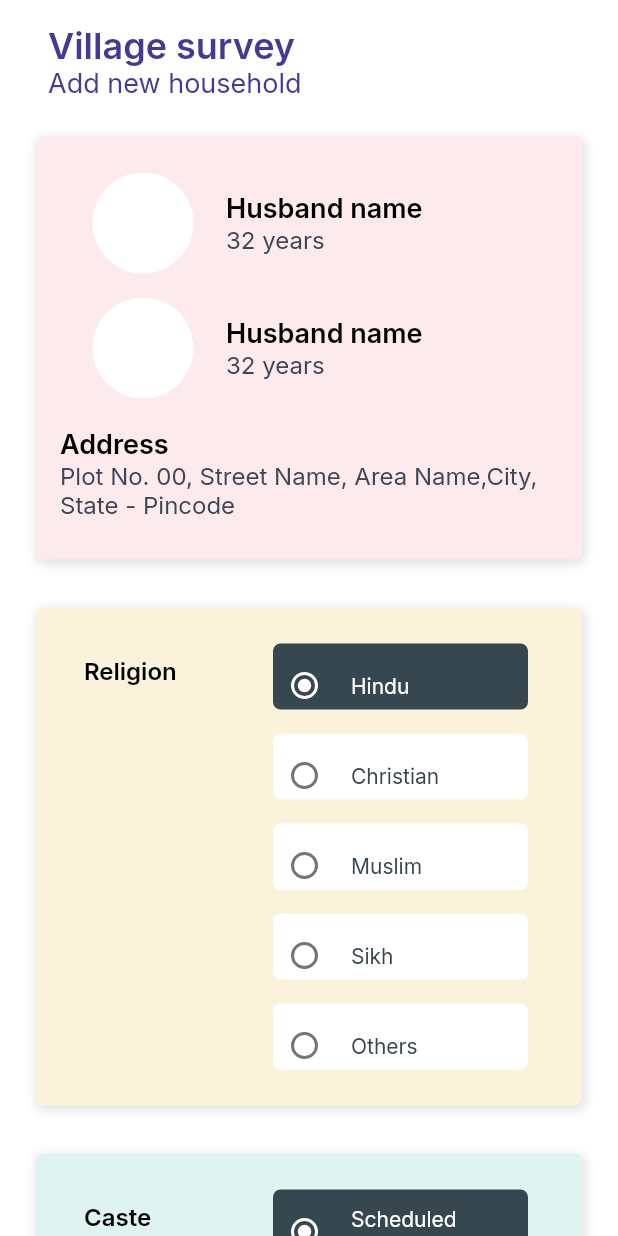
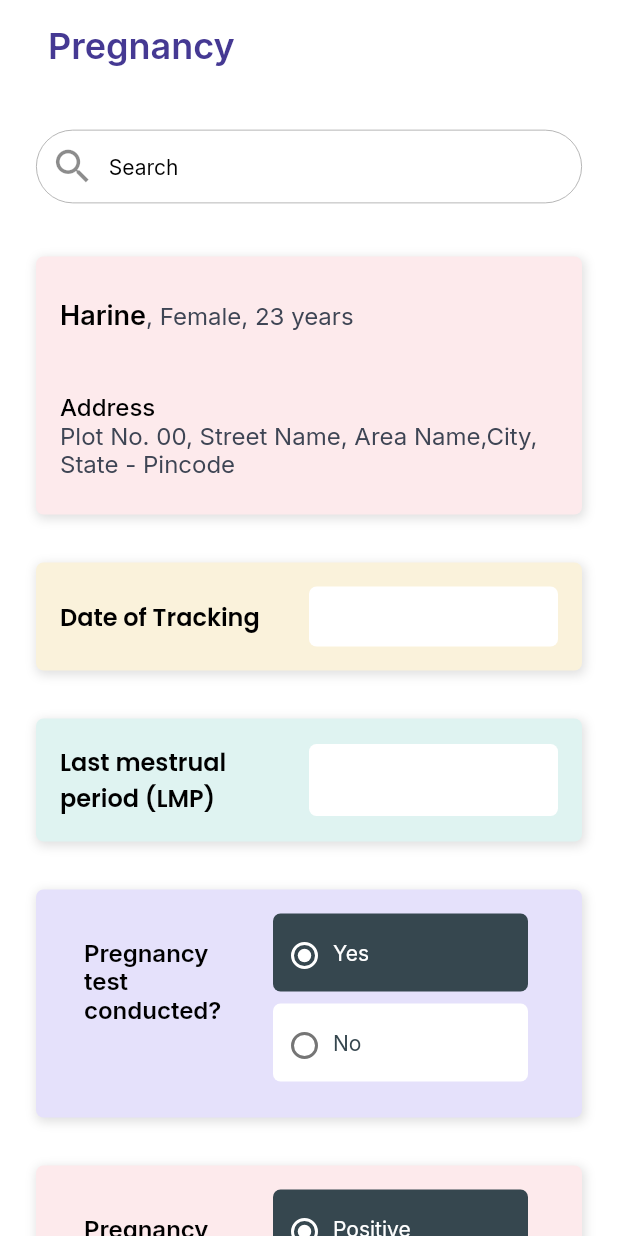
Before and after one commit to triviaGroups/janam, a Flutter app: the screen it shows after launch, on a phone screen of 412 x 824 dp. Run offline on Flutter 3.47's test engine with Material 2 defaults, Android fonts, the phone set to English and light mode, and no system bars; our stand-ins replace dropdown_button2, firebase_auth, firebase_core, font_awesome_flutter, google_fonts; accounts and stored records are empty.

Commit message:
Saturday 1

```diff
--- /dev/null
+++ b/lib/RMNCH/pregnancy.dart
@@ -0,0 +1,279 @@
+import 'package:flutter/material.dart';
+import 'package:google_fonts/google_fonts.dart';
+import 'package:janam/Widgets/button.dart';
+import 'package:janam/Widgets/chechboxContainer.dart';
+import 'package:janam/Widgets/container.dart';
+import 'package:janam/Widgets/incDecContainer.dart';
+import 'package:janam/Widgets/radioContainer.dart';
+import 'package:janam/Widgets/search.dart';
+import 'package:janam/Widgets/topic.dart';
+import 'package:janam/constants/color_constants.dart';
+
+class Pregnancy extends StatefulWidget {
+  const Pregnancy({Key? key}) : super(key: key);
+
+  @override
+  _PregnancyState createState() => _PregnancyState();
+}
+
+class _PregnancyState extends State<Pregnancy> {
+  int a = 0;
+  @override
+  Widget build(BuildContext context) {
+    return SafeArea(
+        child: Scaffold(
+      backgroundColor: white,
+      body: SingleChildScrollView(
+        child: Column(
+          children: [
+            const SizedBox(
+              height: 16,
+            ),
+            topic("Pregnancy", ""),
+            Search(),
+            Cont(
+                child: Column(
+                  children: [
+                    Expanded(
+                        child: Row(
+                      children: [
+                        Text(
+                          "Harine",
+                          style: GoogleFonts.inter(
+                              fontSize: 18,
+                              fontWeight: FontWeight.w600,
+                              color: black),
+                        ),
+                        Text(
+                          ", Female, 23 years",
+                          style: GoogleFonts.inter(
+                              fontSize: 16,
+                              fontWeight: FontWeight.w400,
+                              color: txt),
+                        ),
+                      ],
+                    )),
+                    Expanded(
+                        flex: 2,
+                        child: Column(
+                          mainAxisAlignment: MainAxisAlignment.center,
+                          crossAxisAlignment: CrossAxisAlignment.start,
+                          children: [
+                            Text(
+                              "\nAddress",
+                              style: GoogleFonts.inter(
+                                  fontSize: 16,
+                                  fontWeight: FontWeight.w500,
+                                  color: black),
+                            ),
+                            Text(
+                              "Plot No. 00, Street Name, Area Name,City, State - Pincode",
+                              style: GoogleFonts.inter(
+                                  fontSize: 16,
+                                  fontWeight: FontWeight.w400,
+                                  color: txt),
+                              maxLines: 2,
+                              softWrap: true,
+                            ),
+                          ],
+                        )),
+                  ],
+                ),
+                height: 140,
+                color: colors[(a++) % 4]),
+            Cont(
+                child: Row(
+                  crossAxisAlignment: CrossAxisAlignment.center,
+                  children: [
+                    Expanded(
+                      child: Container(
+                        alignment: Alignment.centerLeft,
+                        padding: const EdgeInsets.only(right: 8),
+                        child: Text(
+                          "Date of Tracking",
+                          style: GoogleFonts.poppins(
+                              fontSize: 16,
+                              fontWeight: FontWeight.w600,
+                              color: black),
+                        ),
+                      ),
+                    ),
+                    Expanded(
+                      child: Container(
+                        decoration: BoxDecoration(
+                            color: white,
+                            borderRadius: BorderRadius.circular(5)),
+                        child: TextFormField(
+                          onChanged: (val) {},
+                          decoration: InputDecoration(
+                            contentPadding:
+                                EdgeInsets.only(left: 10, right: 10),
+                            border: InputBorder.none,
+                          ),
+                          style: GoogleFonts.inter(fontSize: 14, color: black),
+                        ),
+                      ),
+                    ),
+                  ],
+                ),
+                height: 40,
+                color: colors[(a++) % 4]),
+            Cont(
+                child: Row(
+                  crossAxisAlignment: CrossAxisAlignment.center,
+                  children: [
+                    Expanded(
+                      child: Container(
+                        alignment: Alignment.centerLeft,
+                        padding: const EdgeInsets.only(right: 8),
+                        child: Text(
+                          "Last mestrual period (LMP)",
+                          maxLines: 2,
+                          style: GoogleFonts.poppins(
+                              fontSize: 16,
+                              fontWeight: FontWeight.w600,
+                              color: black),
+                        ),
+                      ),
+                    ),
+                    Expanded(
+                      child: Container(
+                        decoration: BoxDecoration(
+                            color: white,
+                            borderRadius: BorderRadius.circular(5)),
+                        child: TextFormField(
+                          onChanged: (val) {},
+                          decoration: InputDecoration(
+                            contentPadding:
+                                EdgeInsets.only(left: 10, right: 10),
+                            border: InputBorder.none,
+                          ),
+                          style: GoogleFonts.inter(fontSize: 14, color: black),
+                        ),
+                      ),
+                    ),
+                  ],
+                ),
+                height: 50,
+                color: colors[(a++) % 4]),
+            radioContainer(
+              name: "Pregnancy test conducted?",
+              num: 2,
+              item: const ["Yes", "No"],
+              height: 120,
+              a: (a++) % 4,
+            ),
+            radioContainer(
+              name: "Pregnancy test result",
+              num: 2,
+              item: const ["Positive", "Negative"],
+              height: 120,
+              a: (a++) % 4,
+            ),
+            radioContainer(
+              name: "JSY beneficiary",
+              num: 2,
+              item: const ["Yes", "No"],
+              height: 120,
+              a: (a++) % 4,
+            ),
+            CheckBoxCont(
+              name: "Past history of illness",
+              item: const ["Tuberculosis (TB)","Diabetes mellitus (DM)","Hypertension","Heart disease","Epilepsy","Sexually Transmitted disease","HIV","Hepatisis B","Asthma","Other"],
+              height: 700,
+              a: (a++) % 4,
+            ),
+            radioContainer(
+              name: "Blood grouping",
+              num: 9,
+              item: const [
+                "A +ve",
+                "A -ve",
+                "B +ve",
+                "B -ve",
+                "AB +ve",
+                "AB -ve",
+                "O +ve",
+                "O -ve",
+                "Not done"
+              ],
+              height: 500,
+              a: (a++) % 4,
+            ),
+            CheckBoxCont(
+              name: "If Gravida 2 \n\nComplications in previous pregnancy",
+              item: const ["Convulsions","APH","PIH","Repeated abortions","Stillbirth","Congenital anomaly","Cesearean section","Blood transfusion","Twin pregnancy","Obstructed labour","PPH","Any other"],
+              height: 848,
+              a: (a++) % 4,
+            ),
+            radioContainer(
+              name: "If Gravida 2\n\nOutcome of last pregnancy",
+              num: 3,
+              item: const ["Live birth", "Strillbirth", "Abortion"],
+              height: 200,
+              a: (a++) % 4,
+            ),
+            radioContainer(
+              name: "Expected facility for delivery",
+              num: 10,
+              item: const [
+                "District hospital",
+                "Other Govt. hospital",
+                "Accredited private hospital",
+                "Other private hospital",
+                "Home",
+                "Sub district hospital",
+                "Medical college hospital",
+                "Sub centre",
+                "PHC",
+                "CHC"
+              ],
+              height: 600,
+              a: (a++) % 4,
+            ),
+            radioContainer(
+              name: "VDRL / RPR Test",
+              num: 3,
+              item: const ["Positive", "Negative", "Test not done"],
+              height: 180,
+              a: (a++) % 4,
+            ),
+            radioContainer(
+              name: "HIV",
+              num: 3,
+              item: const ["Positive", "Negative", "Test not done"],
+              height: 180,
+              a: (a++) % 4,
+            ),
+            Padding(
+              padding: const EdgeInsets.symmetric(horizontal: 24),
+              child: incDec(
+                color: colors[(a++) % 4],
+                name: "Current weight (kg)",
+                count: "0",
+                height: 60,
+              ),
+            ),
+            Padding(
+              padding: const EdgeInsets.symmetric(horizontal: 24),
+              child: incDec(
+                color: colors[(a++) % 4],
+                name: "Height (cm)",
+                count: "0",
+                height: 60,
+              ),
+            ),
+            const SizedBox(
+              height: 32,
+            ),
+            Button("Register"),
+            const SizedBox(
+              height: 16,
+            ),
+
+          ],
+        ),
+      ),
+    ));
+  }
+}
--- a/lib/Village Survey/page3.dart
+++ b/lib/Village Survey/page3.dart
@@ -2,10 +2,8 @@ import 'package:flutter/material.dart';
 import 'package:google_fonts/google_fonts.dart';
 import 'package:janam/Widgets/button.dart';
 import 'package:janam/Widgets/container.dart';
-import 'package:janam/Widgets/heading.dart';
 import 'package:janam/Widgets/incDecContainer.dart';
 import 'package:janam/Widgets/radioContainer.dart';
-import 'package:janam/Widgets/radiobutton.dart';
 import 'package:janam/Widgets/topic.dart';
 import 'package:janam/constants/color_constants.dart';
 
--- /dev/null
+++ b/lib/Widgets/chechboxContainer.dart
@@ -0,0 +1,92 @@
+import 'package:flutter/material.dart';
+import 'package:google_fonts/google_fonts.dart';
+import 'package:janam/Widgets/container.dart';
+import 'package:janam/constants/color_constants.dart';
+
+class CheckBoxCont extends StatefulWidget {
+  final int a;
+  final String name;
+  final List<String> item;
+  final double height;
+  const CheckBoxCont(
+      {Key? key,
+      required this.a,
+      required this.name,
+      required this.item,
+      required this.height,})
+      : super(key: key);
+
+  @override
+  _CheckBoxContState createState() => _CheckBoxContState();
+}
+
+class _CheckBoxContState extends State<CheckBoxCont> {
+  List<bool> status = [false,false,false,false,false,false,false,false,false,false,false,false,false,false,false,false,false,false,];
+  @override
+  Widget build(BuildContext context) {
+    return Cont(
+        child: Padding(
+          padding: EdgeInsets.symmetric(horizontal: 16),
+          child: Row(
+            mainAxisAlignment: MainAxisAlignment.center,
+            crossAxisAlignment: CrossAxisAlignment.center,
+            children: [
+              Expanded(
+                  flex: 1,
+                  child: Container(
+                    alignment: Alignment.topLeft,
+                    padding: const EdgeInsets.only(top: 16),
+                    child: Text(
+                      widget.name,
+                      style: GoogleFonts.inter(
+                          fontSize: 16,
+                          fontWeight: FontWeight.w600,
+                          color: black),
+                    ),
+                  )),
+              Expanded(
+                  flex: 2,
+                  child: ListView.builder(
+                    itemCount: widget.item.length,
+                      itemBuilder: ((context, index) {
+                    return Row(
+                      children: [
+                        Checkbox(
+                          checkColor: white,
+                          activeColor:hTxt,
+                          value: status[index],
+                          onChanged: (value) {
+                            setState(() {
+                              status[index] = value!;
+                            });
+                          },
+                        ),
+                        Container(
+                          margin: EdgeInsets.symmetric(vertical: 8),
+                          decoration: BoxDecoration(
+                            borderRadius: BorderRadius.circular(5),
+                            color: white,
+                          ),
+                          width:150,
+                          alignment: Alignment.centerLeft,
+                          padding: EdgeInsets.symmetric(
+                              horizontal: 16, vertical: 16),
+                          child: Text(widget.item[index],
+                              textAlign: TextAlign.start,
+                              softWrap: true,
+                              maxLines: 2,
+                              style: GoogleFonts.inter(
+                                fontSize: 14,
+                                color: hTxt,
+                              )),
+                        ),
+                      ],
+                    );
+                  }))),
+            ],
+          ),
+        ),
+        height: widget.height,
+        color: colors[widget.a]);
+  }
+}
--- a/lib/Widgets/radiobutton.dart
+++ b/lib/Widgets/radiobutton.dart
@@ -24,13 +24,13 @@ class _RadioButtonState extends State<RadioButton> {
         for (int i = 1; i <= widget.num; i++)
           Expanded(
             child: Container(
-              margin: EdgeInsets.only(top: 8,bottom: 8,left: 6,right: 4),
+              margin: EdgeInsets.only(bottom: 8,left: 6,right: 4),
               decoration: BoxDecoration(
                   color: _value == i ? hTxt : white,
                   borderRadius: BorderRadius.circular(5)),
               child: ListTile(
                 title: Transform.translate(
-                  offset: Offset(-20, 0),
+                  offset: Offset(-32, -2),
                   child: Text(widget.items[i - 1],
                       textAlign: TextAlign.start,
                       softWrap: true,
--- a/lib/main.dart
+++ b/lib/main.dart
@@ -2,6 +2,7 @@ import 'package:firebase_auth/firebase_auth.dart';
 import 'package:firebase_core/firebase_core.dart';
 import 'package:flutter/material.dart';
 import 'package:flutter/services.dart';
+import 'package:janam/RMNCH/pregnancy.dart';
 import 'package:janam/Village%20Survey/page2.dart';
 import 'package:janam/Village%20Survey/page3.dart';
 import 'package:janam/constants/color_constants.dart';
@@ -75,7 +76,7 @@ class _FireBaseInitializationState extends State<FireBaseInitialization> {
 
                       if (streamSnapshot.connectionState ==
                           ConnectionState.active) {
-                        return const vPage3();
+                        return const Pregnancy();
                       }
 
                       return Scaffold(
```
